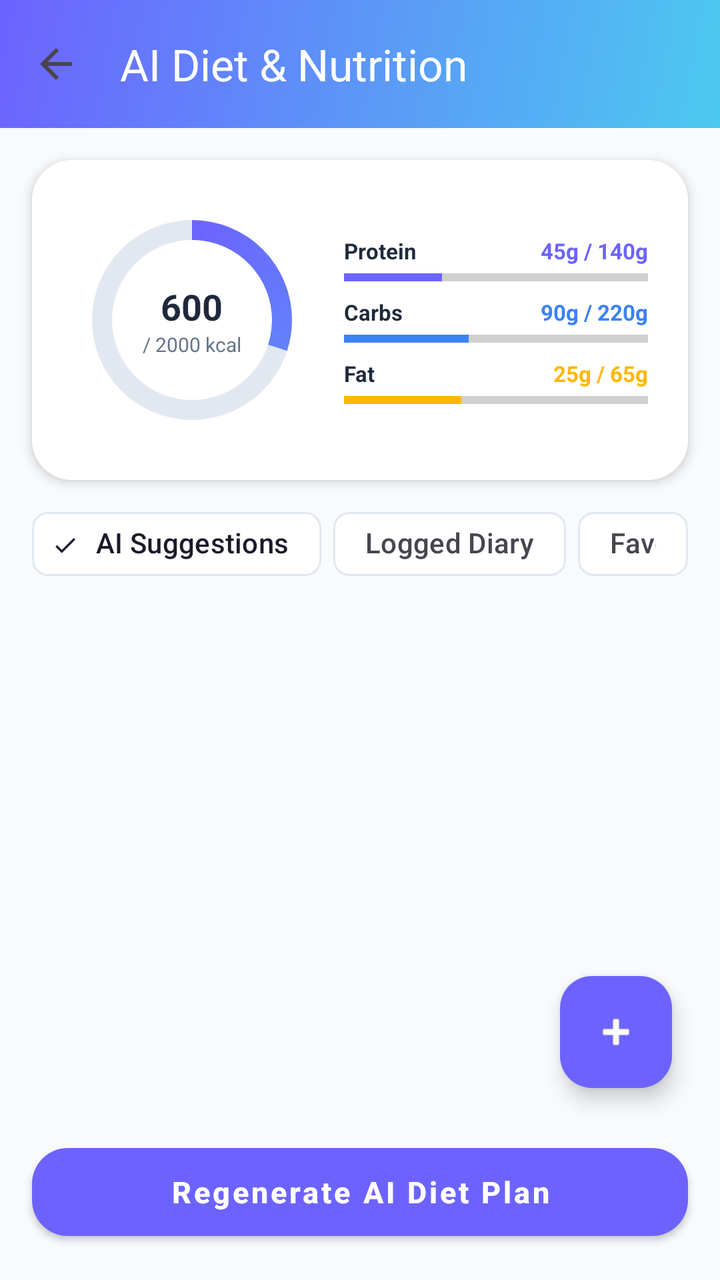
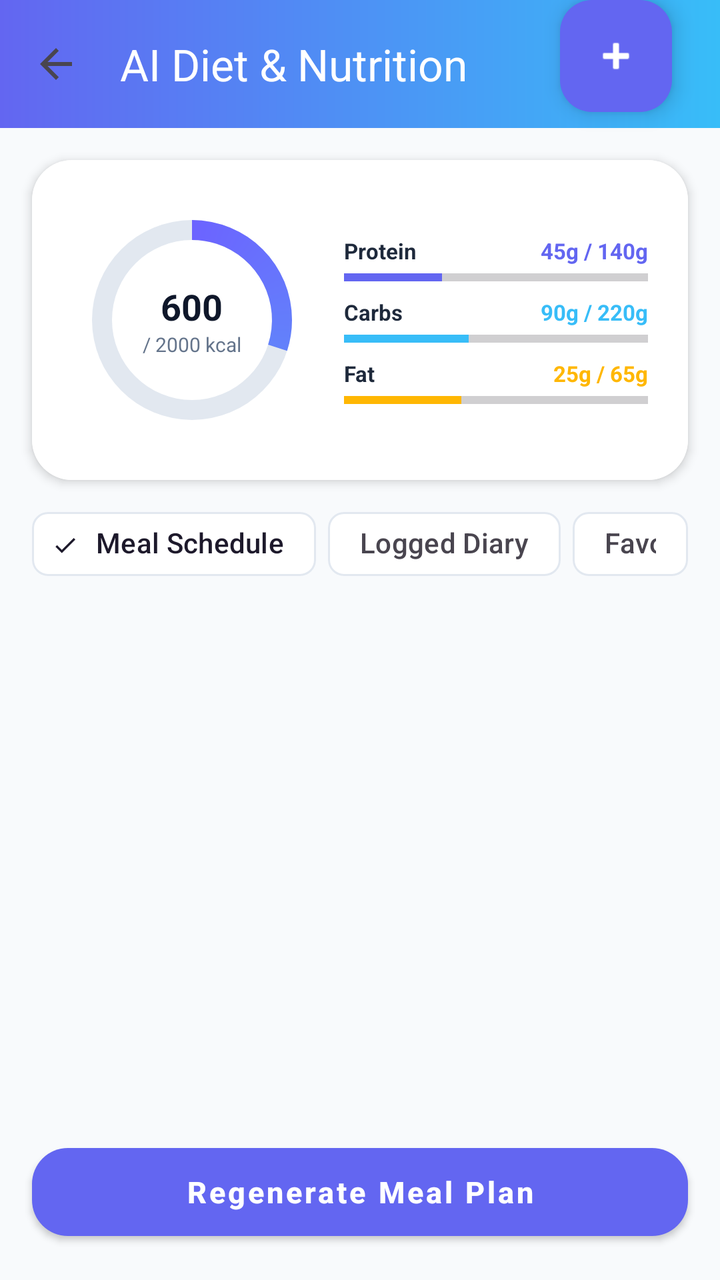

Before-and-after screenshots of an Android layout around one commit, followed by the original layout XML and the change that was made.
<!-- AndroidManifest.xml: application theme Theme.FitnessApp -->
<!-- res/layout/activity_diet_planner.xml -->
<?xml version="1.0" encoding="utf-8"?>
<androidx.constraintlayout.widget.ConstraintLayout xmlns:android="http://schemas.android.com/apk/res/android"
    xmlns:app="http://schemas.android.com/apk/res-auto"
    xmlns:tools="http://schemas.android.com/tools"
    android:layout_width="match_parent"
    android:layout_height="match_parent"
    android:background="#F8FAFC"
    tools:context=".activities.DietPlannerActivity">

    
    <androidx.appcompat.widget.Toolbar
        android:id="@+id/toolbar"
        android:layout_width="match_parent"
        android:layout_height="?attr/actionBarSize"
        android:background="@drawable/bg_blue_gradient"
        app:titleTextColor="@color/white"
        app:title="AI Diet &amp; Nutrition"
        app:navigationIcon="?attr/homeAsUpIndicator"
        app:navigationIconTint="@color/white"
        app:layout_constraintTop_toTopOf="parent" />

    
    <androidx.cardview.widget.CardView
        android:id="@+id/cvDietSummary"
        android:layout_width="match_parent"
        android:layout_height="wrap_content"
        app:cardCornerRadius="20dp"
        app:cardElevation="3dp"
        android:layout_margin="16dp"
        app:layout_constraintTop_toBottomOf="@id/toolbar">

        <LinearLayout
            android:layout_width="match_parent"
            android:layout_height="wrap_content"
            android:orientation="horizontal"
            android:padding="20dp"
            android:gravity="center_vertical"
            android:background="@color/white">

            
            <FrameLayout
                android:layout_width="120dp"
                android:layout_height="120dp"
                android:layout_marginEnd="16dp">

                <ProgressBar
                    android:id="@+id/pbCircleProgress"
                    style="?android:attr/progressBarStyleHorizontal"
                    android:layout_width="match_parent"
                    android:layout_height="match_parent"
                    android:indeterminate="false"
                    android:max="2000"
                    android:progress="600"
                    android:progressDrawable="@drawable/bg_circular_progress"
                    android:layout_gravity="center" />

                <LinearLayout
                    android:layout_width="wrap_content"
                    android:layout_height="wrap_content"
                    android:orientation="vertical"
                    android:gravity="center"
                    android:layout_gravity="center">
                    <TextView
                        android:id="@+id/tvCaloriesVal"
                        android:layout_width="wrap_content"
                        android:layout_height="wrap_content"
                        android:text="600"
                        android:textColor="@color/black"
                        android:textSize="18sp"
                        android:textStyle="bold" />
                    <TextView
                        android:id="@+id/tvTargetCalories"
                        android:layout_width="wrap_content"
                        android:layout_height="wrap_content"
                        android:text="/ 2000 kcal"
                        android:textColor="@color/gray"
                        android:textSize="10sp" />
                </LinearLayout>
            </FrameLayout>

            
            <LinearLayout
                android:layout_width="0dp"
                android:layout_height="wrap_content"
                android:layout_weight="1"
                android:orientation="vertical">

                
                <LinearLayout
                    android:layout_width="match_parent"
                    android:layout_height="wrap_content"
                    android:orientation="vertical"
                    android:layout_marginBottom="8dp">
                    <LinearLayout
                        android:layout_width="match_parent"
                        android:layout_height="wrap_content"
                        android:orientation="horizontal">
                        <TextView
                            android:layout_width="0dp"
                            android:layout_height="wrap_content"
                            android:layout_weight="1"
                            android:text="Protein"
                            android:textColor="#1E293B"
                            android:textSize="11sp"
                            android:textStyle="bold" />
                        <TextView
                            android:id="@+id/tvProteinVal"
                            android:layout_width="wrap_content"
                            android:layout_height="wrap_content"
                            android:text="45g / 140g"
                            android:textColor="@color/primary"
                            android:textSize="11sp"
                            android:textStyle="bold" />
                    </LinearLayout>
                    <ProgressBar
                        android:id="@+id/pbProtein"
                        style="?android:attr/progressBarStyleHorizontal"
                        android:layout_width="match_parent"
                        android:layout_height="4dp"
                        android:layout_marginTop="4dp"
                        android:max="140"
                        android:progress="45"
                        android:progressTint="@color/primary" />
                </LinearLayout>

                
                <LinearLayout
                    android:layout_width="match_parent"
                    android:layout_height="wrap_content"
                    android:orientation="vertical"
                    android:layout_marginBottom="8dp">
                    <LinearLayout
                        android:layout_width="match_parent"
                        android:layout_height="wrap_content"
                        android:orientation="horizontal">
                        <TextView
                            android:layout_width="0dp"
                            android:layout_height="wrap_content"
                            android:layout_weight="1"
                            android:text="Carbs"
                            android:textColor="#1E293B"
                            android:textSize="11sp"
                            android:textStyle="bold" />
                        <TextView
                            android:id="@+id/tvCarbsVal"
                            android:layout_width="wrap_content"
                            android:layout_height="wrap_content"
                            android:text="90g / 220g"
                            android:textColor="@color/secondary"
                            android:textSize="11sp"
                            android:textStyle="bold" />
                    </LinearLayout>
                    <ProgressBar
                        android:id="@+id/pbCarbs"
                        style="?android:attr/progressBarStyleHorizontal"
                        android:layout_width="match_parent"
                        android:layout_height="4dp"
                        android:layout_marginTop="4dp"
                        android:max="220"
                        android:progress="90"
                        android:progressTint="@color/secondary" />
                </LinearLayout>

                
                <LinearLayout
                    android:layout_width="match_parent"
                    android:layout_height="wrap_content"
                    android:orientation="vertical">
                    <LinearLayout
                        android:layout_width="match_parent"
                        android:layout_height="wrap_content"
                        android:orientation="horizontal">
                        <TextView
                            android:layout_width="0dp"
                            android:layout_height="wrap_content"
                            android:layout_weight="1"
                            android:text="Fat"
                            android:textColor="#1E293B"
                            android:textSize="11sp"
                            android:textStyle="bold" />
                        <TextView
                            android:id="@+id/tvFatVal"
                            android:layout_width="wrap_content"
                            android:layout_height="wrap_content"
                            android:text="25g / 65g"
                            android:textColor="#FFB703"
                            android:textSize="11sp"
                            android:textStyle="bold" />
                    </LinearLayout>
                    <ProgressBar
                        android:id="@+id/pbFat"
                        style="?android:attr/progressBarStyleHorizontal"
                        android:layout_width="match_parent"
                        android:layout_height="4dp"
                        android:layout_marginTop="4dp"
                        android:max="65"
                        android:progress="25"
                        android:progressTint="#FFB703" />
                </LinearLayout>

            </LinearLayout>
        </LinearLayout>
    </androidx.cardview.widget.CardView>

    
    <LinearLayout
        android:id="@+id/llDietFilters"
        android:layout_width="match_parent"
        android:layout_height="wrap_content"
        android:orientation="horizontal"
        android:paddingHorizontal="16dp"
        android:layout_marginTop="8dp"
        app:layout_constraintTop_toBottomOf="@id/cvDietSummary">

        <com.google.android.material.chip.Chip
            android:id="@+id/chipAllMeals"
            style="@style/Widget.Material3.Chip.Filter"
            android:layout_width="wrap_content"
            android:layout_height="wrap_content"
            android:text="AI Suggestions"
            android:checked="true"
            app:chipBackgroundColor="@color/white"
            app:chipStrokeColor="#E2E8F0"
            android:layout_marginEnd="6dp" />

        <com.google.android.material.chip.Chip
            android:id="@+id/chipLoggedMeals"
            style="@style/Widget.Material3.Chip.Filter"
            android:layout_width="wrap_content"
            android:layout_height="wrap_content"
            android:text="Logged Diary"
            app:chipBackgroundColor="@color/white"
            app:chipStrokeColor="#E2E8F0"
            android:layout_marginEnd="6dp" />

        <com.google.android.material.chip.Chip
            android:id="@+id/chipFavorites"
            style="@style/Widget.Material3.Chip.Filter"
            android:layout_width="wrap_content"
            android:layout_height="wrap_content"
            android:text="Favorites"
            app:chipBackgroundColor="@color/white"
            app:chipStrokeColor="#E2E8F0" />
    </LinearLayout>

    
    <androidx.recyclerview.widget.RecyclerView
        android:id="@+id/rvMeals"
        android:layout_width="match_parent"
        android:layout_height="0dp"
        android:layout_marginTop="8dp"
        android:paddingHorizontal="16dp"
        android:clipToPadding="false"
        app:layout_constraintTop_toBottomOf="@id/llDietFilters"
        app:layout_constraintBottom_toTopOf="@id/btnRegenerate" />

    
    <LinearLayout
        android:id="@+id/llNoFavorites"
        android:layout_width="wrap_content"
        android:layout_height="wrap_content"
        android:orientation="vertical"
        android:gravity="center"
        android:visibility="gone"
        app:layout_constraintTop_toBottomOf="@id/llDietFilters"
        app:layout_constraintBottom_toTopOf="@id/btnRegenerate"
        app:layout_constraintStart_toStartOf="parent"
        app:layout_constraintEnd_toEndOf="parent">

        <ImageView
            android:layout_width="80dp"
            android:layout_height="80dp"
            android:src="@drawable/onboarding_4"
            android:alpha="0.4" />

        <TextView
            android:id="@+id/tvNoFavoritesTitle"
            android:layout_width="wrap_content"
            android:layout_height="wrap_content"
            android:text="No Logged Foods"
            android:textColor="#64748B"
            android:textSize="16sp"
            android:textStyle="bold"
            android:layout_marginTop="16dp" />

        <TextView
            android:id="@+id/tvNoFavoritesDesc"
            android:layout_width="wrap_content"
            android:layout_height="wrap_content"
            android:text="Tap the FAB to log your meals"
            android:textColor="#94A3B8"
            android:textSize="12sp"
            android:layout_marginTop="4dp" />
    </LinearLayout>

    
    <com.google.android.material.button.MaterialButton
        android:id="@+id/btnRegenerate"
        style="@style/Widget.MaterialComponents.Button"
        android:layout_width="match_parent"
        android:layout_height="56dp"
        android:layout_margin="16dp"
        android:text="Regenerate AI Diet Plan"
        android:textColor="@color/white"
        android:textSize="15sp"
        android:textStyle="bold"
        app:cornerRadius="18dp"
        app:backgroundTint="@color/primary"
        android:textAllCaps="false"
        app:layout_constraintBottom_toBottomOf="parent" />

    
    <com.google.android.material.floatingactionbutton.FloatingActionButton
        android:id="@+id/fabAddMeal"
        android:layout_width="wrap_content"
        android:layout_height="wrap_content"
        android:layout_margin="24dp"
        android:src="@android:drawable/ic_input_add"
        app:tint="@color/white"
        app:backgroundTint="@color/primary"
        app:layout_constraintBottom_toTopOf="@id/btnRegenerate"
        app:layout_constraintEnd_toEndOf="parent"
        android:contentDescription="Log a custom meal" />

</androidx.constraintlayout.widget.ConstraintLayout>
<!-- resources referenced by this layout -->
<resources>
  <color name="black">#1E293B</color>
  <color name="gray">#64748B</color>
  <color name="primary">#6C63FF</color>
  <color name="secondary">#3B82F6</color>
  <color name="white">#FFFFFF</color>
  <!-- drawable bg_blue_gradient (drawable) -->
  <?xml version="1.0" encoding="utf-8"?>
  <shape xmlns:android="http://schemas.android.com/apk/res/android"
      android:shape="rectangle">
      <gradient
          android:angle="135"
          android:endColor="@color/blue_gradient_end"
          android:startColor="@color/blue_gradient_start"
          android:type="linear" />
  </shape>
  <!-- drawable bg_circular_progress (drawable) -->
  <?xml version="1.0" encoding="utf-8"?>
  <layer-list xmlns:android="http://schemas.android.com/apk/res/android">
      
      <item android:id="@android:id/background">
          <shape
              android:shape="ring"
              android:innerRadiusRatio="3"
              android:thickness="10dp"
              android:useLevel="false">
              <solid android:color="#E2E8F0" />
          </shape>
      </item>
      
      <item android:id="@android:id/progress">
          <rotate
              android:fromDegrees="270"
              android:toDegrees="270">
              <shape
                  android:shape="ring"
                  android:innerRadiusRatio="3"
                  android:thickness="10dp"
                  android:useLevel="true">
                  <gradient
                      android:startColor="#6C63FF"
                      android:endColor="#4CC9F0"
                      android:type="sweep" />
              </shape>
          </rotate>
      </item>
  </layer-list>
  <!-- drawable onboarding_4: png bitmap (drawable, 346391 bytes) -->
  <style name="Theme.FitnessApp" parent="Theme.Material3.DayNight.NoActionBar">
          
          <item name="colorPrimary">@color/primary</item>
          <item name="colorPrimaryVariant">@color/primary_variant</item>
          <item name="colorSecondary">@color/secondary</item>
          <item name="android:statusBarColor">?attr/colorSurface</item>
          <item name="android:windowLightStatusBar">true</item>
          <item name="android:windowBackground">@color/background_color</item>
          <item name="colorSurface">@color/white</item>
          <item name="colorOnSurface">@color/black</item>
          <item name="colorOnBackground">@color/black</item>
      </style>
  <color name="blue_gradient_end">#6C63FF</color>
  <color name="blue_gradient_start">#4CC9F0</color>
  <color name="primary_variant">#4CC9F0</color>
  <color name="background_color">#F8FAFC</color>
</resources>

<!-- the commit's change to res/layout/activity_diet_planner.xml (unified diff, before → after) -->
@@ -217,7 +217,7 @@
             style="@style/Widget.Material3.Chip.Filter"
             android:layout_width="wrap_content"
             android:layout_height="wrap_content"
-            android:text="AI Suggestions"
+            android:text="Meal Schedule"
             android:checked="true"
             app:chipBackgroundColor="@color/white"
             app:chipStrokeColor="#E2E8F0"
@@ -249,10 +249,10 @@
         android:layout_width="match_parent"
         android:layout_height="0dp"
         android:layout_marginTop="8dp"
-        android:paddingHorizontal="16dp"
         android:clipToPadding="false"
-        app:layout_constraintTop_toBottomOf="@id/llDietFilters"
-        app:layout_constraintBottom_toTopOf="@id/btnRegenerate" />
+        android:paddingBottom="80dp"
+        app:layout_constraintBottom_toBottomOf="parent"
+        app:layout_constraintTop_toBottomOf="@id/llDietFilters" />
 
     
     <LinearLayout
@@ -263,7 +263,7 @@
         android:gravity="center"
         android:visibility="gone"
         app:layout_constraintTop_toBottomOf="@id/llDietFilters"
-        app:layout_constraintBottom_toTopOf="@id/btnRegenerate"
+        app:layout_constraintBottom_toTopOf="@+id/btnRegeneratePlan"
         app:layout_constraintStart_toStartOf="parent"
         app:layout_constraintEnd_toEndOf="parent">
 
@@ -295,12 +295,12 @@
 
     
     <com.google.android.material.button.MaterialButton
-        android:id="@+id/btnRegenerate"
+        android:id="@+id/btnRegeneratePlan"
         style="@style/Widget.MaterialComponents.Button"
         android:layout_width="match_parent"
         android:layout_height="56dp"
         android:layout_margin="16dp"
-        android:text="Regenerate AI Diet Plan"
+        android:text="Regenerate Meal Plan"
         android:textColor="@color/white"
         android:textSize="15sp"
         android:textStyle="bold"
<!-- resource entries referenced after the edit -->
@@ -1,18 +1,18 @@
 <!-- resources referenced by this layout -->
 <resources>
-  <color name="black">#1E293B</color>
+  <color name="black">#0F172A</color>
   <color name="gray">#64748B</color>
-  <color name="primary">#6C63FF</color>
-  <color name="secondary">#3B82F6</color>
+  <color name="primary">#6366F1</color>
+  <color name="secondary">#38BDF8</color>
   <color name="white">#FFFFFF</color>
   <!-- drawable bg_blue_gradient (drawable) -->
   <?xml version="1.0" encoding="utf-8"?>
   <shape xmlns:android="http://schemas.android.com/apk/res/android"
       android:shape="rectangle">
       <gradient
-          android:angle="135"
-          android:endColor="@color/blue_gradient_end"
-          android:startColor="@color/blue_gradient_start"
+          android:angle="0"
+          android:startColor="#6366F1"
+          android:endColor="#38BDF8"
           android:type="linear" />
   </shape>
   <!-- drawable bg_circular_progress (drawable) -->
@@ -59,9 +59,7 @@
           <item name="colorOnSurface">@color/black</item>
           <item name="colorOnBackground">@color/black</item>
       </style>
-  <color name="blue_gradient_end">#6C63FF</color>
-  <color name="blue_gradient_start">#4CC9F0</color>
-  <color name="primary_variant">#4CC9F0</color>
+  <color name="primary_variant">#4F46E5</color>
   <color name="background_color">#F8FAFC</color>
 </resources>
 
